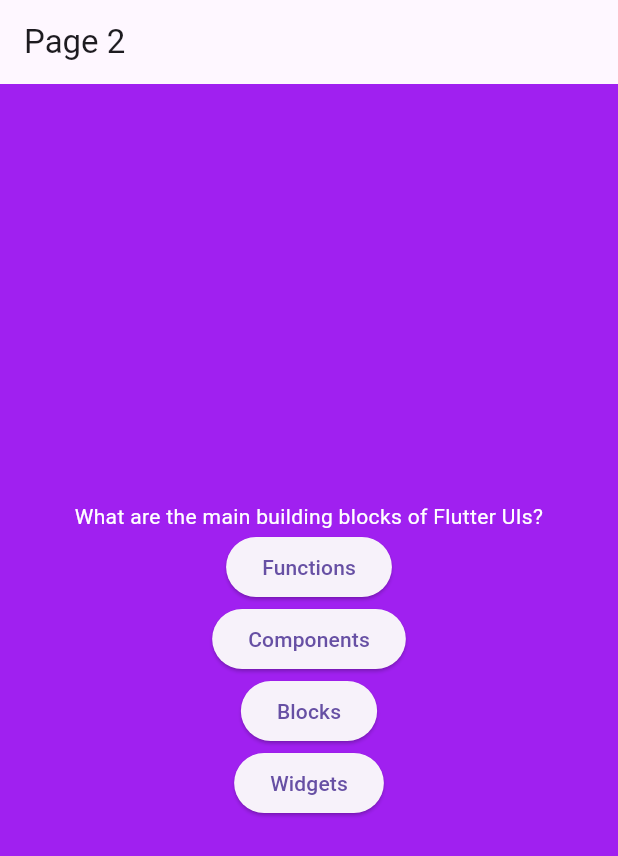
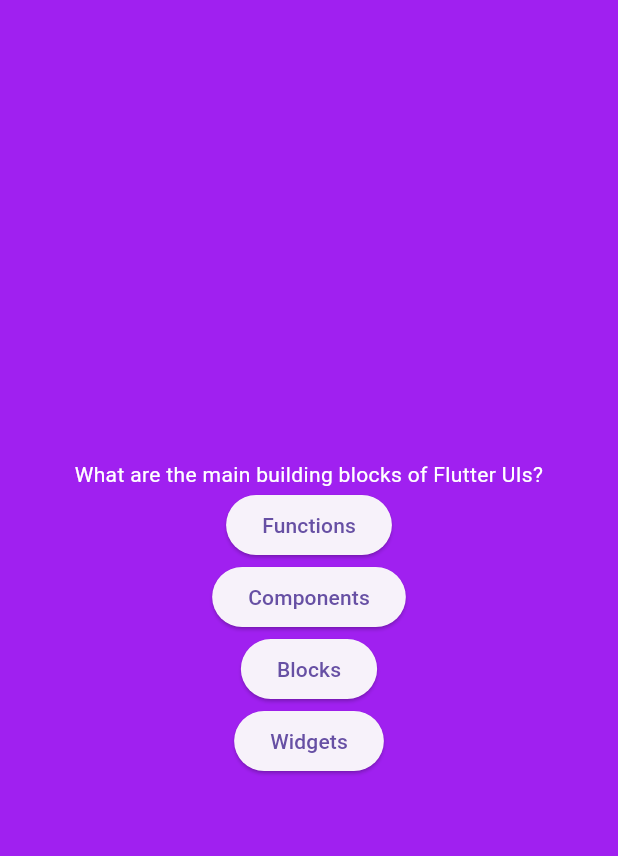
Before and after one commit to lemibk/quizapp, a Flutter app: the screen it shows after launch, after a tap on "Start quiz", on a phone screen of 412 x 824 dp. Shown: the top 856 px of the screen. Run offline on Flutter 3.47's test engine with Material 3 defaults, Android fonts, the phone set to English and light mode, and no system bars; missing offline and left inert: dart:js.

Commit message:
fixing some things

```diff
--- a/lib/main.dart
+++ b/lib/main.dart
@@ -1,6 +1,7 @@
 import 'dart:js';
 
 import 'package:flutter/material.dart';
+import 'package:flutter/widgets.dart';
 
 void main() {
   runApp(MyApp());
@@ -27,18 +28,17 @@
   @override
   Widget build(BuildContext context) {
     return Scaffold(
-      appBar: AppBar(
-        title: const Text('Page 1'),
-        automaticallyImplyLeading: false,
-      ),
       body: Center(
-        child: ElevatedButton(
+        child: Column(children: <Widget>[
+          Text("Learn Flutter the fun way!"),
+          ElevatedButton(
             child: const Text('Start quiz'),
             onPressed: () {
               Navigator.of(context)
                   .push(MaterialPageRoute(builder: (context) => Page2()));
             },
           ),
+        ]),
       ),
     );
   }
@@ -48,10 +48,6 @@
   @override
   Widget build(BuildContext context) {
     return Scaffold(
-      appBar: AppBar(
-        title: const Text('Page 2'),
-        automaticallyImplyLeading: false,
-      ),
       body: Container(
         child: Center(
           child: Column(
@@ -105,10 +101,6 @@
   @override
   Widget build(BuildContext context) {
     return Scaffold(
-      appBar: AppBar(
-        title: const Text('Page 3'),
-        automaticallyImplyLeading: false,
-      ),
       body: Container(
         child: Center(
           child: Column(
@@ -163,10 +155,6 @@
   @override
   Widget build(BuildContext context) {
     return Scaffold(
-      appBar: AppBar(
-        title: const Text('Page 4'),
-        automaticallyImplyLeading: false,
-      ),
       body: Container(
         child: Center(
           child: Column(
```
Lines whose indentation alone changed are shown as unchanged.
